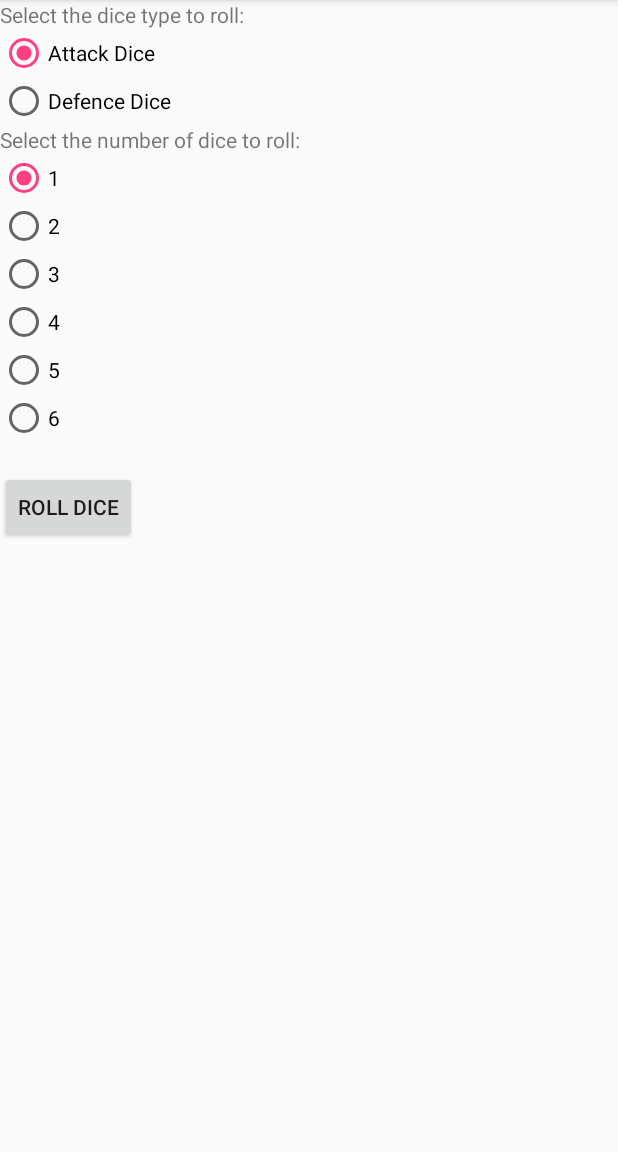
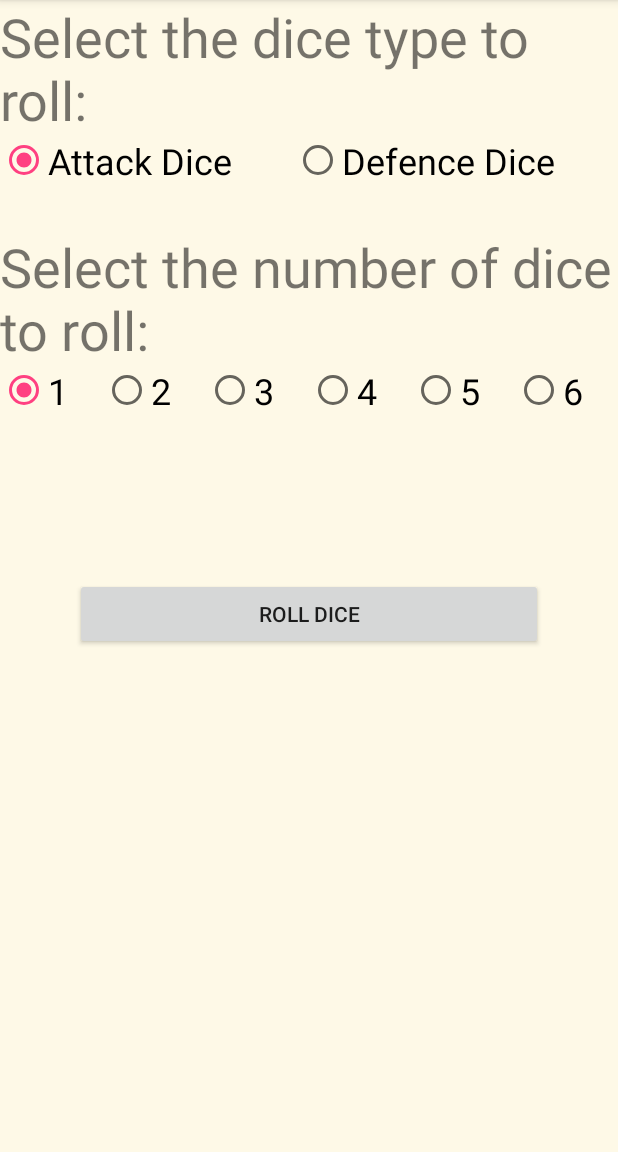
Before and after one commit to rcrichton87/project_2_android_xwing_squad_viewer, an Android app: the RollDiceActivity screen opened directly, with no data from a screen before it, on a phone screen of 412 x 824 dp, the part 84-1236 px from its top. Run offline under Robolectric (Android 15) with nearby library versions, the phone set to English and light mode, and no system bars; 1 statement that could not run was skipped.

Commit message:
formatting the dice roller page

```diff
--- a/app/src/main/res/layout/activity_roll_dice.xml
+++ b/app/src/main/res/layout/activity_roll_dice.xml
@@ -5,76 +5,103 @@
     xmlns:tools="http://schemas.android.com/tools"
     android:layout_width="match_parent"
     android:layout_height="match_parent"
-    tools:context="com.codeclan.xwingsquadviewer.RollDiceActivity">
+    tools:context="com.codeclan.xwingsquadviewer.RollDiceActivity"
+    android:background="@color/background">
 
     <TextView
         android:id="@+id/select_dice_type"
         android:layout_width="wrap_content"
-        android:layout_height="wrap_content" />
+        android:layout_height="wrap_content"
+        android:textSize="36dp"/>
 
     <RadioGroup
         android:id="@+id/dice_type"
         android:layout_width="fill_parent"
         android:layout_height="wrap_content"
-        android:orientation="vertical"
-        android:checkedButton="@+id/attack_dice">
+        android:orientation="horizontal"
+        android:checkedButton="@+id/attack_dice"
+        android:weightSum="2"
+        android:layout_marginBottom="30dp">
         <RadioButton android:id="@+id/attack_dice"
             android:layout_width="wrap_content"
             android:layout_height="wrap_content"
-            android:text="@string/attack_dice"/>
+            android:text="@string/attack_dice"
+            android:textSize="24dp"
+            android:layout_weight="1"/>
         <RadioButton android:id="@+id/defence_dice"
             android:layout_width="wrap_content"
             android:layout_height="wrap_content"
-            android:text="@string/defence_dice"/>
+            android:text="@string/defence_dice"
+            android:textSize="24dp"
+            android:layout_weight="1"/>
     </RadioGroup>
 
     <TextView
         android:id="@+id/select_dice_number"
         android:layout_width="wrap_content"
-        android:layout_height="wrap_content" />
+        android:layout_height="wrap_content"
+        android:textSize="36dp"/>
 
     <RadioGroup
         android:id="@+id/number_of_dice"
         android:layout_width="fill_parent"
         android:layout_height="wrap_content"
-        android:orientation="vertical"
-        android:checkedButton="@+id/one_dice">
+        android:orientation="horizontal"
+        android:checkedButton="@+id/one_dice"
+        android:weightSum="6"
+        android:layout_marginBottom="30dp">
         <RadioButton android:id="@+id/one_dice"
             android:layout_width="wrap_content"
             android:layout_height="wrap_content"
-            android:text="@string/one"/>
+            android:text="@string/one"
+            android:layout_weight="1"
+            android:textSize="24dp"/>
         <RadioButton android:id="@+id/two_dice"
             android:layout_width="wrap_content"
             android:layout_height="wrap_content"
-            android:text="@string/two"/>
+            android:text="@string/two"
+            android:layout_weight="1"
+            android:textSize="24dp"/>
         <RadioButton android:id="@+id/three_dice"
             android:layout_width="wrap_content"
             android:layout_height="wrap_content"
-            android:text="@string/three"/>
+            android:text="@string/three"
+            android:layout_weight="1"
+            android:textSize="24dp"/>
         <RadioButton android:id="@+id/four_dice"
             android:layout_width="wrap_content"
             android:layout_height="wrap_content"
-            android:text="@string/four"/>
+            android:text="@string/four"
+            android:layout_weight="1"
+            android:textSize="24dp"/>
         <RadioButton android:id="@+id/five_dice"
             android:layout_width="wrap_content"
             android:layout_height="wrap_content"
-            android:text="@string/five"/>
+            android:text="@string/five"
+            android:layout_weight="1"
+            android:textSize="24dp"/>
         <RadioButton android:id="@+id/six_dice"
             android:layout_width="wrap_content"
             android:layout_height="wrap_content"
-            android:text="@string/six"/>
+            android:text="@string/six"
+            android:layout_weight="1"
+            android:textSize="24dp"/>
     </RadioGroup>
 
     <TextView
         android:id="@+id/roll_results"
         android:layout_width="wrap_content"
-        android:layout_height="wrap_content" />
+        android:layout_height="wrap_content"
+        android:textSize="36dp"
+        android:layout_marginBottom="30dp"/>
 
     <Button
         android:id="@+id/roll_button"
-        android:layout_width="wrap_content"
+        android:layout_width="match_parent"
         android:layout_height="wrap_content"
         android:onClick="rollButtonClicked"
-        android:text="@string/roll_button"/>
+        android:text="@string/roll_button"
+        android:layout_marginLeft="50dp"
+        android:layout_marginRight="50dp"/>
 
 </LinearLayout>
```
